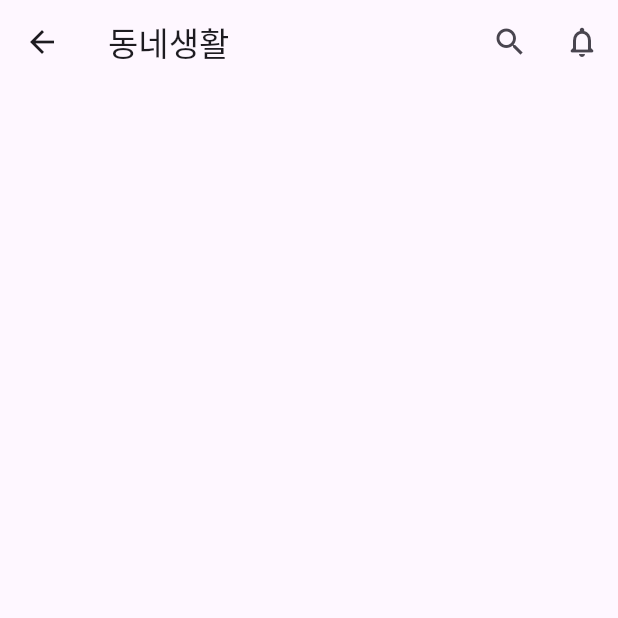
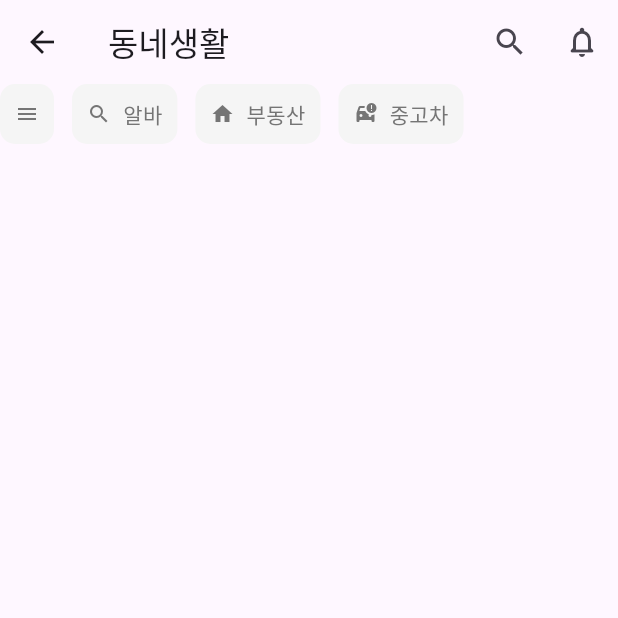
Before and after one commit to seungiloh5/tutorial_fullstack_dev, a Flutter app: the FeedIndex screen opened directly, on a phone screen of 412 x 824 dp, the top half of it. Run offline on Flutter 3.47's test engine with Material 3 defaults, Android fonts, the phone set to English and light mode, and no system bars.

Commit message:
풀스택 개발 3장-5.3 CategoryBar

```diff
--- a/carrot_flutter/lib/src/screens/feed/index.dart
+++ b/carrot_flutter/lib/src/screens/feed/index.dart
@@ -1,4 +1,6 @@
 import 'package:flutter/material.dart';
+
+import '../../widgets/buttons/category_button.dart';
 
 class FeedIndex extends StatefulWidget {
   const FeedIndex({super.key});
@@ -25,6 +27,25 @@ class _FeedIndexState extends State<FeedIndex> {
           ),
         ],
       ),
+      body: Column(
+        children: [
+          SizedBox(
+            height: 40,
+            child: ListView(
+              scrollDirection: Axis.horizontal,
+              children: const [
+                CategoryButton(icon: Icons.menu),
+                SizedBox(width: 12),
+                CategoryButton(icon: Icons.search, title: '알바'),
+                SizedBox(width: 12),
+                CategoryButton(icon: Icons.home, title: '부동산'),
+                SizedBox(width: 12),
+                CategoryButton(icon: Icons.car_crash, title: '중고차'),
+              ],
+            ),
+          ),
+        ],
+      ),
     );
   }
 }
--- a/carrot_flutter/lib/src/screens/home.dart
+++ b/carrot_flutter/lib/src/screens/home.dart
@@ -22,7 +22,7 @@ final List<BottomNavigationBarItem> myTabs = <BottomNavigationBarItem>[
 ];
 
 final List<Widget> myTabItems = [
-  Center(child: Text('홈')),
+  const FeedIndex(),
   Center(child: Text('동네')),
   Center(child: Text('채팅')),
   Center(child: Text('마이')),
--- /dev/null
+++ b/carrot_flutter/lib/src/widgets/buttons/category_button.dart
@@ -0,0 +1,42 @@
+import 'package:flutter/material.dart';
+
+class CategoryButton extends StatelessWidget {
+  final VoidCallback? onTap;
+  final IconData icon;
+  final String? title;
+
+  const CategoryButton({
+    this.onTap,
+    required this.icon,
+    this.title,
+    super.key,
+  });
+
+  @override
+  Widget build(BuildContext context) {
+    return InkWell(
+      onTap: onTap,
+      child: Container(
+        padding: const EdgeInsets.all(10),
+        decoration: BoxDecoration(
+          color: Colors.grey[100],
+          borderRadius: BorderRadius.circular(10),
+        ),
+        child: Row(
+          children: [
+            Padding(
+              padding: const EdgeInsets.symmetric(vertical: 2),
+              child: Icon(icon, size: 16, color: Colors.grey[600]),
+            ),
+            if (title != null) const SizedBox(width: 8),
+            if (title != null)
+              Text(
+                title!,
+                style: TextStyle(fontSize: 14, color: Colors.grey[600]),
+              ),
+          ],
+        ),
+      ),
+    );
+  }
+}
```
